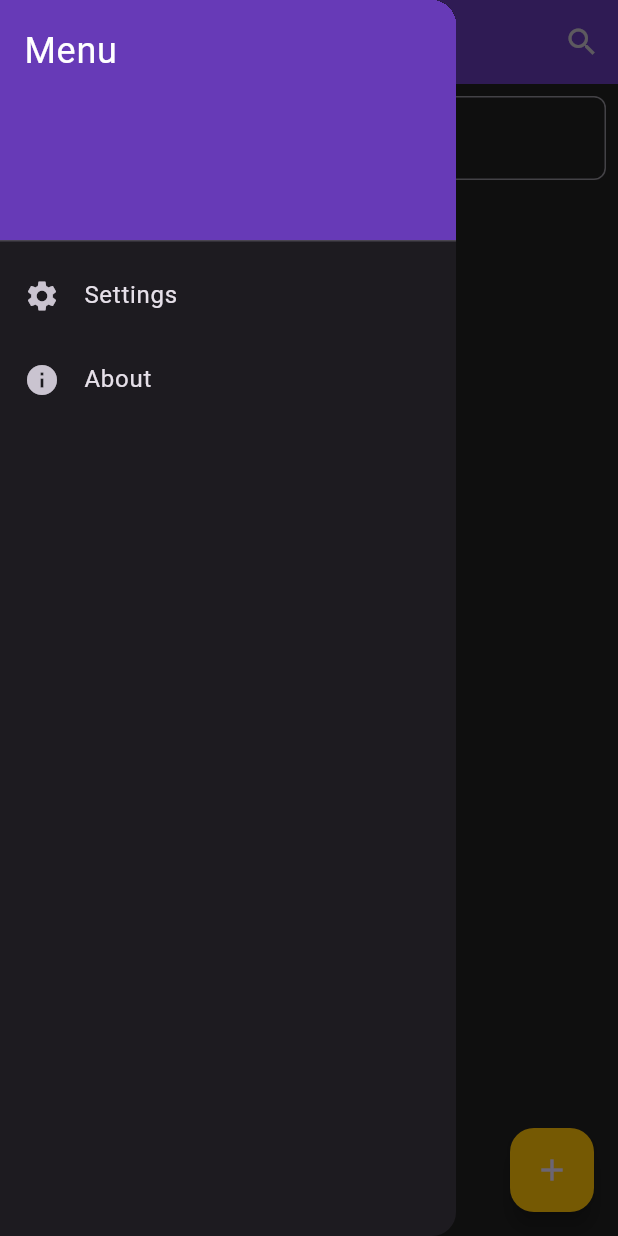
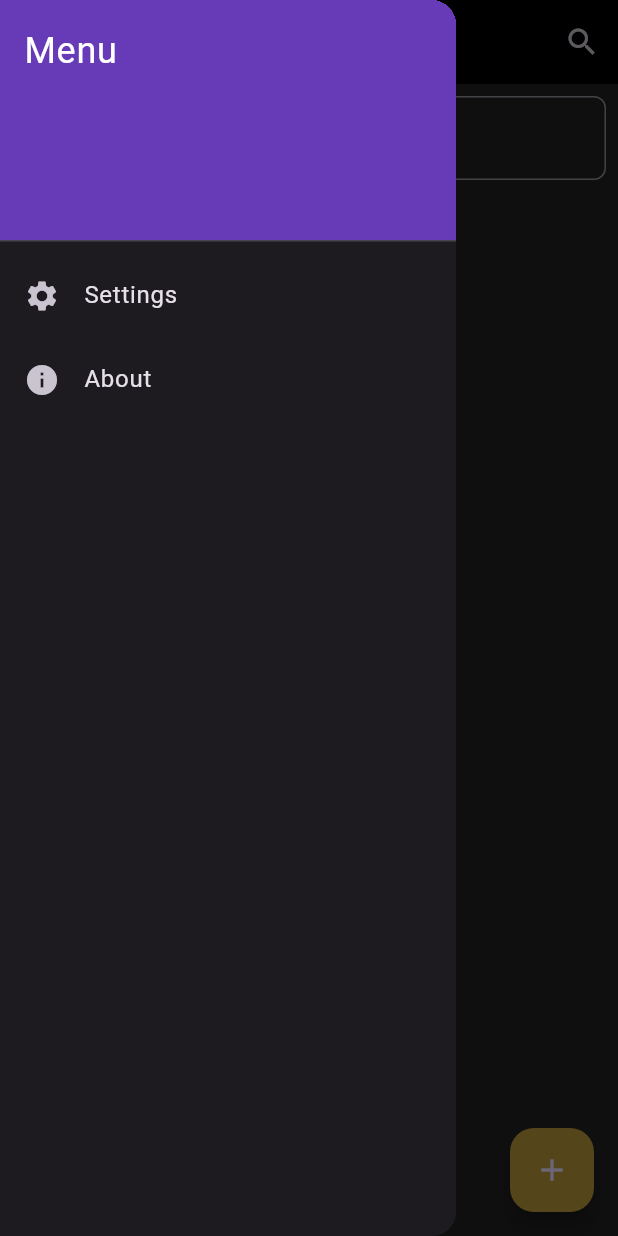
Before and after one commit to Muhtarulloh/Uas-clone-apk-Notes, a Flutter app: the screen it shows after launch, with the side drawer open, on a phone screen of 412 x 824 dp. Run offline on Flutter 3.47's test engine with Material 3 defaults, Android fonts, the phone set to English and light mode, and no system bars; our stand-ins replace shared_preferences.

Commit message:
frist commit

```diff
--- a/lib/main.dart
+++ b/lib/main.dart
@@ -15,14 +15,14 @@ class MyApp extends StatelessWidget {
       title: 'Flutter Notes CRUD',
       theme: ThemeData(
         brightness: Brightness.dark,
-        primaryColor: Colors.deepPurple,
-        hintColor: Colors.amber,
+        primaryColor: Color.fromARGB(255, 129, 104, 30),
+        hintColor: Color.fromARGB(255, 255, 255, 255),
         scaffoldBackgroundColor: Colors.grey[900],
         appBarTheme: AppBarTheme(
-          color: Colors.deepPurple,
+          color: Color.fromARGB(255, 0, 0, 0),
         ),
         floatingActionButtonTheme: FloatingActionButtonThemeData(
-          backgroundColor: Colors.amber,
+          backgroundColor: Color.fromRGBO(182, 151, 56, 1),
         ),
         visualDensity: VisualDensity.adaptivePlatformDensity,
       ),
```
